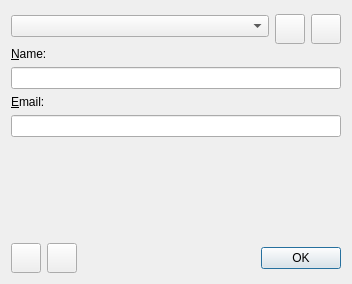
Old version of the form src/Dialogs/identitydialog.ui in the repository pasbi/CAN.
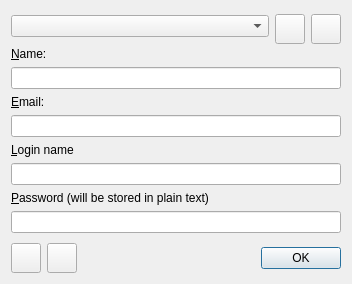
New version of the form. Icons and pictures are not drawn.

Commit message: https clone/sync with plaintext username/password

What changed in the file:
```diff
--- a/src/Dialogs/identitydialog.ui
+++ b/src/Dialogs/identitydialog.ui
@@ -105,6 +105,36 @@
    <item>
     <widget class="QLineEdit" name="emailEdit"/>
    </item>
+   <item>
+    <widget class="QLabel" name="label_4">
+     <property name="text">
+      <string>&amp;Login name</string>
+     </property>
+     <property name="buddy">
+      <cstring>nameEdit</cstring>
+     </property>
+    </widget>
+   </item>
+   <item>
+    <widget class="QLineEdit" name="loginEdit"/>
+   </item>
+   <item>
+    <widget class="QLabel" name="label_3">
+     <property name="text">
+      <string>&amp;Password (will be stored in plain text)</string>
+     </property>
+     <property name="buddy">
+      <cstring>passwordEdit</cstring>
+     </property>
+    </widget>
+   </item>
+   <item>
+    <widget class="QLineEdit" name="passwordEdit">
+     <property name="echoMode">
+      <enum>QLineEdit::Password</enum>
+     </property>
+    </widget>
+   </item>
    <item>
     <spacer name="verticalSpacer">
      <property name="orientation">
```
Left out of the diff: 2 changed lines with no effect on the pictures. The commit also changes 7 other files.
